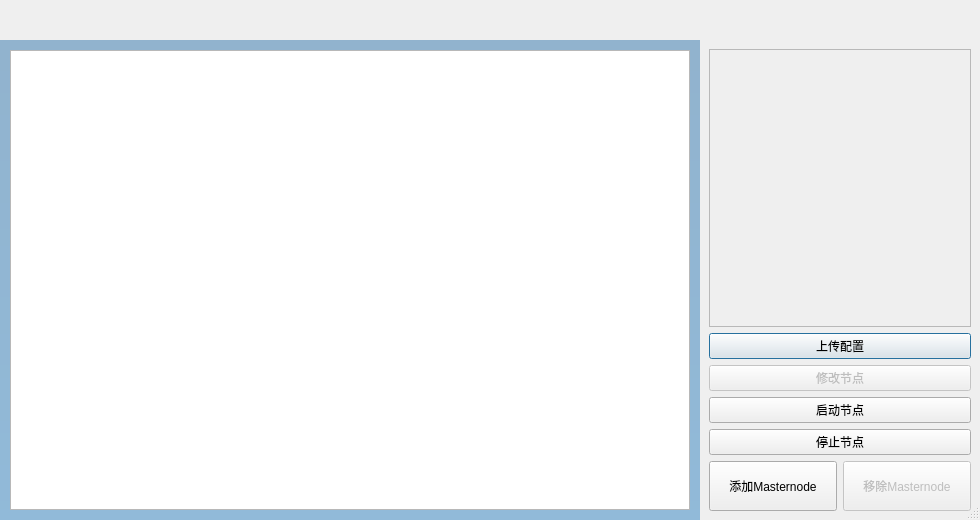
The window that uimnmain.ui (raybbb/masternodeassit) describes before a commit, drawn with Qt 5.
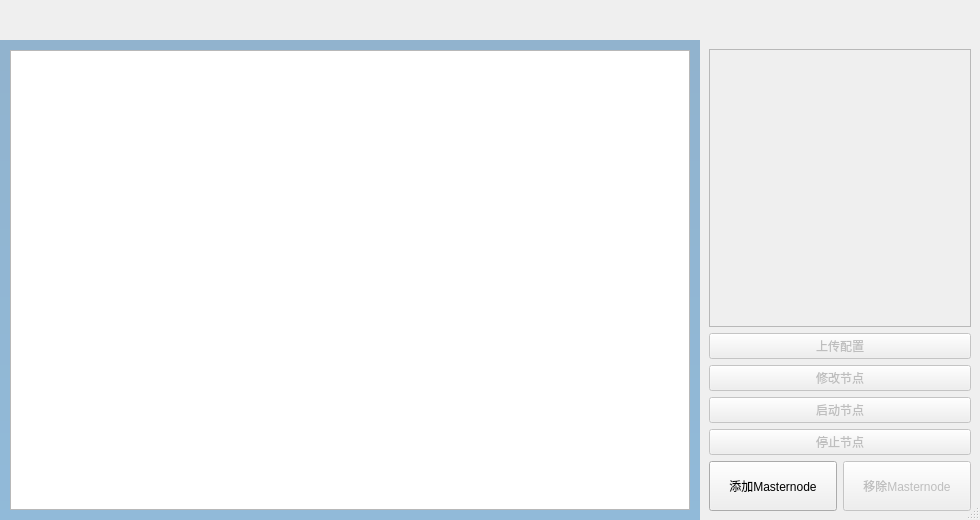
The same window after the commit. Icons and pictures are not drawn.

```diff
--- a/uimnmain.ui
+++ b/uimnmain.ui
@@ -456,6 +456,9 @@
          </item>
          <item>
           <widget class="QPushButton" name="pb_upload">
+           <property name="enabled">
+            <bool>false</bool>
+           </property>
            <property name="text">
             <string>上传配置</string>
            </property>
@@ -473,6 +476,9 @@
          </item>
          <item>
           <widget class="QPushButton" name="pb_start">
+           <property name="enabled">
+            <bool>false</bool>
+           </property>
            <property name="text">
             <string>启动节点</string>
            </property>
@@ -480,6 +486,9 @@
          </item>
          <item>
           <widget class="QPushButton" name="pb_stop">
+           <property name="enabled">
+            <bool>false</bool>
+           </property>
            <property name="text">
             <string>停止节点</string>
            </property>
```
Left out of the diff: 15 changed lines with no effect on the pictures.
